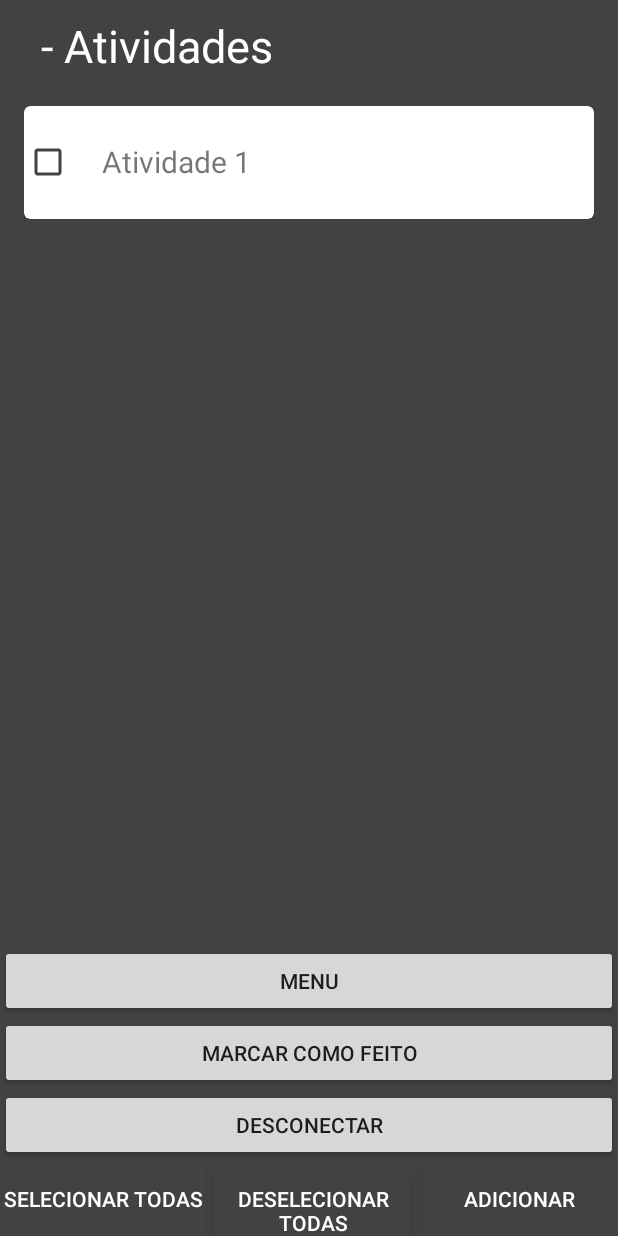
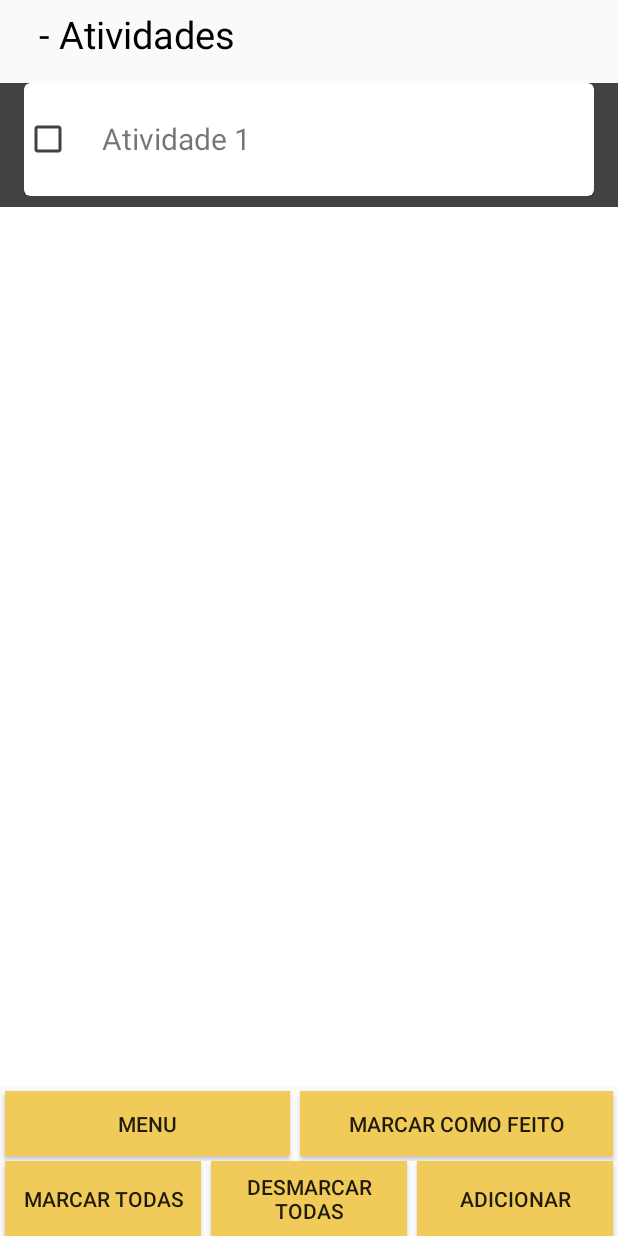
Before and after one commit to caioscalon/Tasks4Fun, an Android app: the Atividades screen opened directly, with no data from a screen before it, after a tap on "ADICIONAR", on a phone screen of 412 x 824 dp. Run offline under Robolectric (Android 15) with nearby library versions, the phone set to English and light mode, and no system bars; our stand-ins replace Firebase (no records; nobody signed in at launch, a user with empty details on screens opened directly); libraries missing offline, so code that uses them is left out: com.firebase.ui.

```diff
--- a/app/build.gradle
+++ b/app/build.gradle
@@ -28,6 +28,7 @@ dependencies {
     implementation 'com.google.gms:google-services:4.0.1'
     implementation 'com.firebaseui:firebase-ui-auth:3.3.1'
     implementation 'com.facebook.android:facebook-login:4.33.0'
+    implementation 'com.android.support:appcompat-v7:27.1.1'
     implementation 'com.android.support:recyclerview-v7:27.1.1'
     implementation 'com.android.support:customtabs:27.1.1'
     implementation 'com.android.support:design:27.1.1'
--- a/app/src/main/java/com/exampledemo/parsaniahardik/myapplication/Atividades.java
+++ b/app/src/main/java/com/exampledemo/parsaniahardik/myapplication/Atividades.java
@@ -14,11 +14,18 @@ import android.widget.Toast;
 
 import com.firebase.ui.auth.AuthUI;
 import com.google.android.gms.tasks.OnCompleteListener;
+import com.google.android.gms.tasks.OnSuccessListener;
 import com.google.android.gms.tasks.Task;
 import com.google.firebase.auth.FirebaseAuth;
 import com.google.firebase.firestore.CollectionReference;
 import com.google.firebase.firestore.DocumentReference;
 import com.google.firebase.firestore.FirebaseFirestore;
+import com.google.firebase.firestore.Query;
+import com.google.firebase.firestore.QueryDocumentSnapshot;
+import com.google.firebase.firestore.QuerySnapshot;
+
+import org.json.JSONArray;
+import org.json.JSONObject;
 
 import java.util.ArrayList;
 import java.util.Arrays;
@@ -37,11 +44,14 @@ public class Atividades extends Activity implements View.OnClickListener {
     private ArrayList<Model> list;
     private static final int RC_SIGN_IN = 0;
     private FirebaseAuth auth;
+    private FirebaseFirestore firestore;
     private CollectionReference mColRef;
     private final String ATIV_KEY = "atividade";
     private final String PONTOS_KEY = "pontos";
     private final String CRIANCA_KEY = "crianca";
-//    private final String ERECOMPENSA_KEY = "erecompensa?";
+    private final String FEITO_KEY = "foiFeito";
+    private String nomeAtividade;
+    private boolean foiFeito;
     private RecyclerView mMainList;
 
     @Override
@@ -67,15 +77,46 @@ public class Atividades extends Activity implements View.OnClickListener {
         mMainList = findViewById(R.id.recycler);
 
         auth = FirebaseAuth.getInstance();
+        firestore = FirebaseFirestore.getInstance();
 
         if(auth.getCurrentUser() != null){
             //user already signed in
-            mColRef = FirebaseFirestore.getInstance().collection("Task4Fun").document(auth.getCurrentUser().getDisplayName()).collection("Atividades");
+            mColRef = firestore.collection("Task4Fun").document(auth.getCurrentUser().getDisplayName()).collection("Atividades");
             Log.d("AUTH", auth.getCurrentUser().getEmail());
             TextView textoUser = findViewById(R.id.user);
             textoUser.setText(auth.getCurrentUser().getDisplayName() + " - Atividades");
+            mColRef.get()
+                    .addOnCompleteListener(new OnCompleteListener<QuerySnapshot>() {
+                        @Override
+                        public void onComplete(@NonNull Task<QuerySnapshot> task) {
+                            if (task.isSuccessful()) {
+                                for (QueryDocumentSnapshot document : task.getResult()) {
+                                    Log.d("FIRESTORE", document.getId() + " => " + document.getData());
+                                    foiFeito = false;
+                                    for (Map.Entry<String,Object> entry : document.getData().entrySet()) {
+                                        if(entry.getKey().equals("atividade")) {
+                                            nomeAtividade = entry.getValue().toString();
+                                        }
+                                        else if(entry.getKey().equals("foiFeito") && entry.getValue().toString().equals("true")) {
+                                            foiFeito = true;
+                                        }
+                                    }
+                                    if(foiFeito == false) {
+                                        list_atv.add(nomeAtividade);
+                                        Log.d("LOAD_ITEM", nomeAtividade);
+                                        modelArrayList = getModel(false);
+                                        customAdapter = new CustomAdapter(Atividades.this, modelArrayList);
+                                        recyclerView.setAdapter(customAdapter);
+                                    }
+//                                    list_atv.add(document.getData().getString("atividade"));
+                                }
+                            } else {
+                                Log.d("FIRESTORE", "Error getting documents: ", task.getException());
+                            }
+                        }
+                    });
 //            modelArrayList = getModel(false);
-//            customAdapter = new CustomAdapter(MainActivity.this, modelArrayList);
+//            customAdapter = new CustomAdapter(Atividades.this, modelArrayList);
 //            recyclerView.setAdapter(customAdapter);
         }
         else {
@@ -122,12 +163,13 @@ public class Atividades extends Activity implements View.OnClickListener {
                 dataToSave.put(ATIV_KEY, nomeAtiv);
                 dataToSave.put(PONTOS_KEY, i*100);
                 dataToSave.put(CRIANCA_KEY, "Filho(a) de " + auth.getCurrentUser().getDisplayName());
-//                dataToSave.put(ERECOMPENSA_KEY, false);
+                dataToSave.put(FEITO_KEY, false);
+//                Log.d("Document_name", );
                 mColRef.document().set(dataToSave).addOnCompleteListener(new OnCompleteListener<Void>() {
                     @Override
                     public void onComplete(@NonNull Task<Void> task) {
                         if(task.isSuccessful()) {
-                            Log.d("Atividade", "Atividade foi salva com sucesso!");
+                            Log.d("Atividade", "Atividade foi salva com sucesso!\n" + task.getResult());
                         }
                         else {
                             Log.w("Atividade", "Atividade não foi salva" + task.getException());
@@ -146,13 +188,17 @@ public class Atividades extends Activity implements View.OnClickListener {
                 String atividades = "";
                 int tam = list_atv.size();
                 int n = 0;
+                Query query;
                 for (int i = tam - 1; i >= 0; i--) {
                     if (list.get(i).getSelected()) {
                         atividades = list.get(i).getAtiv() + "\n" + atividades;
                         list_atv.remove(i);
+//                        query = mColRef.whereEqualTo("atividade", list.get(i).getAtiv());
+//                        query.update()
                         n++;
                     }
                 }
+
                 if (tam > 0 && n > 0) {
                     Toast.makeText(Atividades.this, atividades, Toast.LENGTH_SHORT).show();
                     modelArrayList = getModel(false);
--- a/app/src/main/res/layout/activity_atividades.xml
+++ b/app/src/main/res/layout/activity_atividades.xml
@@ -2,45 +2,65 @@
     xmlns:tools="http://schemas.android.com/tools"
     android:layout_width="match_parent"
     android:layout_height="match_parent"
-    android:background="@color/cardview_dark_background"
     android:orientation="vertical"
+    android:visibility="visible"
     tools:context=".Atividades">
 
     <TextView
         android:id="@+id/user"
-        android:text="Usuario deslogado"
         android:layout_width="wrap_content"
-        android:layout_height="50dp"
+        android:layout_height="wrap_content"
         android:layout_gravity="center_vertical"
         android:layout_marginLeft="20dp"
         android:layout_marginTop="5dp"
         android:gravity="center"
-        android:textColor="#ffffff"
-        android:textSize="30dp" />
+        android:text="Usuario deslogado"
+        android:textColor="#000000"
+        android:textSize="25dp" />
 
     <android.support.v7.widget.RecyclerView
         android:id="@+id/recycler"
         android:layout_width="match_parent"
         android:layout_height="match_parent"
+        android:layout_marginTop="15dp"
         android:layout_weight="1"
-        android:layout_marginTop="15dp"/>
+        android:background="#FFFFFF"
+        android:visibility="visible" />
+
+    <LinearLayout
+        android:layout_width="match_parent"
+        android:layout_height="50dp"
+        android:orientation="horizontal">
 
         <Button
             android:id="@+id/menu"
-        android:layout_width="match_parent"
+            android:layout_width="190dp"
             android:layout_height="wrap_content"
-        android:text="MENU" />
+            android:layout_marginBottom="3dp"
+            android:layout_marginLeft="3dp"
+            android:layout_marginRight="3dp"
+            android:layout_marginTop="3dp"
+            android:background="#F1CB59"
+            android:text="Menu" />
 
         <Button
             android:id="@+id/ok"
             android:layout_width="match_parent"
             android:layout_height="wrap_content"
+            android:layout_marginBottom="3dp"
+            android:layout_marginLeft="3dp"
+            android:layout_marginRight="3dp"
+            android:layout_marginTop="3dp"
+            android:background="#F1CB59"
             android:text="Marcar como feito" />
+
+    </LinearLayout>
+
 
     <Button
         android:id="@+id/log_out_button"
         android:layout_width="match_parent"
-        android:layout_height="wrap_content"
+        android:layout_height="0dp"
         android:layout_alignParentEnd="true"
         android:layout_alignParentTop="true"
         android:text="Desconectar" />
@@ -55,32 +75,38 @@
             android:layout_width="match_parent"
             android:layout_height="50dp"
             android:layout_gravity="center"
+            android:layout_marginBottom="3dp"
+            android:layout_marginLeft="3dp"
+            android:layout_marginRight="3dp"
+            android:layout_marginTop="3dp"
             android:layout_weight="1"
-            android:background="@color/cardview_dark_background"
-            android:text="Selecionar todas"
-            android:textColor="#fff" />
+            android:background="#F1CB59"
+            android:text="Marcar todas" />
 
         <Button
             android:id="@+id/deselect"
             android:layout_width="match_parent"
             android:layout_height="50dp"
-            android:layout_marginLeft="5dp"
+            android:layout_marginBottom="3dp"
+            android:layout_marginLeft="3dp"
+            android:layout_marginRight="3dp"
             android:layout_weight="1"
-            android:background="@color/cardview_dark_background"
-            android:text="Deselecionar todas"
-            android:textColor="#fff" />
+            android:background="#F1CB59"
+            android:text="Desmarcar todas" />
 
         <Button
             android:id="@+id/add"
             android:layout_width="match_parent"
             android:layout_height="50dp"
-            android:layout_marginLeft="5dp"
+            android:layout_gravity="center"
+            android:layout_marginBottom="3dp"
+            android:layout_marginLeft="3dp"
+            android:layout_marginRight="3dp"
+            android:layout_marginTop="3dp"
             android:layout_weight="1"
-            android:background="@color/cardview_dark_background"
+            android:background="#F1CB59"
             android:text="Adicionar"
-            android:textColor="#fff"
             android:visibility="visible" />
-
 
     </LinearLayout>
 
--- a/app/src/main/res/values/colors.xml
+++ b/app/src/main/res/values/colors.xml
@@ -1,6 +1,6 @@
 <?xml version="1.0" encoding="utf-8"?>
 <resources>
-    <color name="colorPrimary">#3F51B5</color>
-    <color name="colorPrimaryDark">#303F9F</color>
-    <color name="colorAccent">#FF4081</color>
+    <color name="colorPrimary">#D78512</color>
+    <color name="colorPrimaryDark">#8E6220</color>
+    <color name="colorAccent">#8E6220</color>
 </resources>
--- a/app/src/main/res/values/styles.xml
+++ b/app/src/main/res/values/styles.xml
@@ -1,7 +1,7 @@
+<?xml version="1.0" encoding="utf-8"?>
 <resources>
-
     <!-- Base application theme. -->
-    <style name="AppTheme" parent="Theme.AppCompat.Light.DarkActionBar">
+    <style name="AppTheme" parent="Theme.AppCompat.Light">
         <!-- Customize your theme here. -->
         <item name="colorPrimary">@color/colorPrimary</item>
         <item name="colorPrimaryDark">@color/colorPrimaryDark</item>
```
Also changed, not shown: app/src/main/java/com/exampledemo/parsaniahardik/myapplication/Menu.java (+9 -0 lines), app/src/main/res/layout/activity_menu.xml (+14 -0 lines), app/src/main/res/layout/activity_recompensas.xml (+46 -20 lines). Lines whose indentation alone changed are shown as unchanged.
